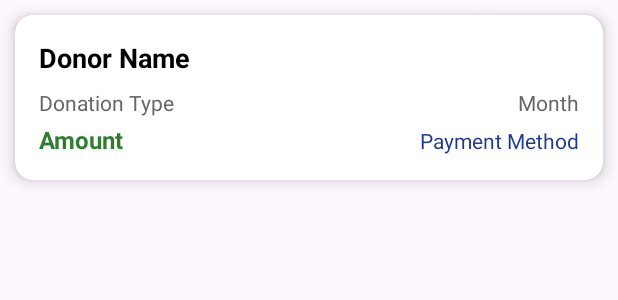
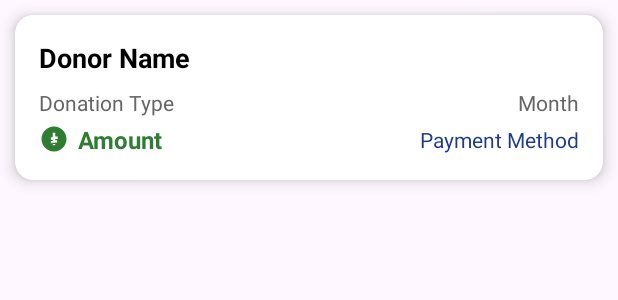
Before and after one commit to Amdadul-haq/MMS, an Android app: the layout item_donation_history.xml on its own in the app's theme, with its tools: preview values and no code run, on a phone screen of 412 x 824 dp. Shown: the top 300 px of the screen. Run offline under Robolectric (Android 15) with nearby library versions, the phone set to English and light mode, and no system bars.

Commit message:
adding mosque -update donation history page and add filter in money

```diff
--- /dev/null
+++ b/app/src/main/res/drawable/ic_money.xml
@@ -0,0 +1,14 @@
+<?xml version="1.0" encoding="utf-8"?>
+<vector xmlns:android="http://schemas.android.com/apk/res/android"
+    android:width="24dp"
+    android:height="24dp"
+    android:viewportWidth="24"
+    android:viewportHeight="24">
+
+    <path
+        android:fillColor="#4CAF50"
+        android:pathData="M12,2C6.48,2 2,6.48 2,12s4.48,10 10,10 10,-4.48 10,-10S17.52,2 12,2zM13,17h-2v-1.5h-1.5v-2H11v-1H9.5v-2H11V7h2v3h2v2h-2v1h1.5v2H13V17z"/>
+    <path
+        android:fillColor="#4CAF50"
+        android:pathData="M10,15h4v1h-4z"/>
+</vector>
--- a/app/src/main/res/layout/item_donation_history.xml
+++ b/app/src/main/res/layout/item_donation_history.xml
@@ -14,7 +14,6 @@
         android:orientation="vertical"
         android:padding="16dp">
 
-        <!-- Donor Name -->
         <TextView
             android:id="@+id/donorNameTextView"
             android:layout_width="wrap_content"
@@ -24,7 +23,6 @@
             android:textSize="18sp"
             android:textColor="@color/black" />
 
-        <!-- Donation Type and Month Row -->
         <LinearLayout
             android:layout_width="match_parent"
             android:layout_height="wrap_content"
@@ -49,12 +47,19 @@
                 android:textSize="14sp" />
         </LinearLayout>
 
-        <!-- Amount and Payment Method Row -->
         <LinearLayout
             android:layout_width="match_parent"
             android:layout_height="wrap_content"
             android:orientation="horizontal"
-            android:layout_marginTop="4dp">
+            android:layout_marginTop="4dp"
+            android:gravity="center_vertical">
+
+            <ImageView
+                android:layout_width="20dp"
+                android:layout_height="20dp"
+                android:src="@drawable/ic_money"
+                android:layout_marginEnd="6dp"
+                card_view:tint="@color/primary_green" />
 
             <TextView
                 android:id="@+id/amountTextView"
--- a/app/src/main/res/values/strings.xml
+++ b/app/src/main/res/values/strings.xml
@@ -24,12 +24,14 @@
     <string name="continue_txt">Continue</string>
 
     <string-array name="donation_types">
+        <item>All</item>
         <item>Regular</item>
         <item>Moushumi Collection</item>
         <item>Eid Collection</item>
         <item>Others</item>
     </string-array>
     <string-array name="donation_months">
+         <item>All</item>
         <item>January 2025</item>
         <item>February 2025</item>
         <item>March 2025</item>
```
Also changed, not shown: app/src/main/java/com/example/mosque_management_system/adapters/DonationHistoryAdapter.java (+9 -3 lines), app/src/main/java/com/example/mosque_management_system/fragments/DonationHistoryFragment.java (+67 -8 lines), app/src/main/res/layout/fragment_donation_history.xml (+33 -14 lines), app/src/main/res/drawable/img.png (added).
